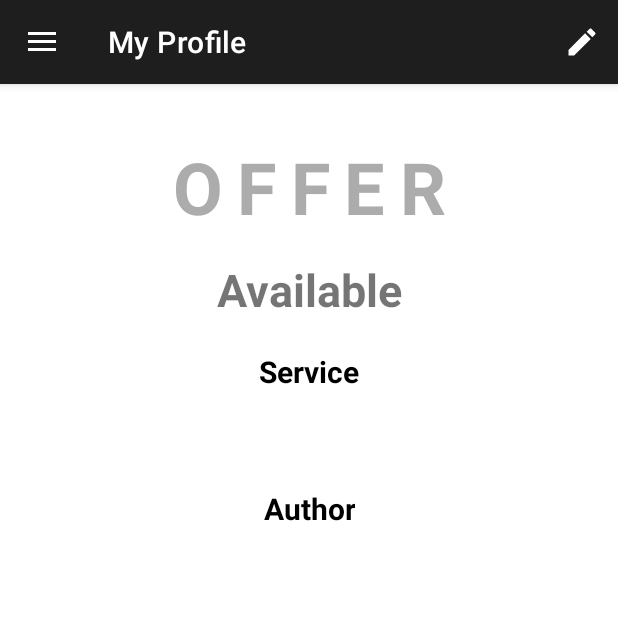
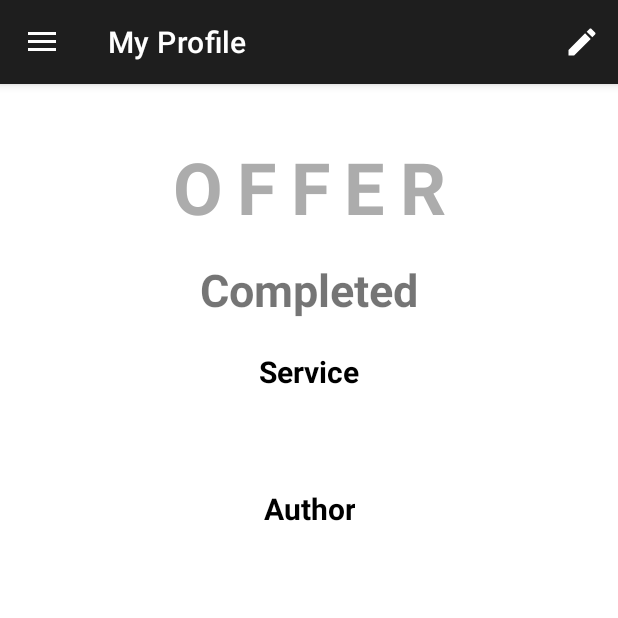
Before and after one commit to Smmehdihosseini/TymesBanking, an Android app: the TimeSlotDetailsFragment screen opened through its navigation route, after a tap on "edit", on a phone screen of 412 x 824 dp, the top half of it. Run offline under Robolectric (Android 15) with nearby library versions, the light colour scheme and no system bars; our stand-ins replace Firebase (no records; nobody signed in at launch, a user with empty details on screens opened directly); libraries missing offline, so code that uses them is left out: io.getstream.chat; 7 statements that could not run were skipped.

Commit message:
Updated Ad status when completed

```diff
--- a/app/src/main/java/it/polito/mad/g28/tymes/TimeSlotDetailsFragment.kt
+++ b/app/src/main/java/it/polito/mad/g28/tymes/TimeSlotDetailsFragment.kt
@@ -7,7 +7,8 @@ import android.os.Bundle
 import android.util.Log
 import android.view.*
 import android.widget.Button
-import android.widget.RatingBar
+import java.time.LocalDateTime
+import java.time.format.DateTimeFormatter
 import android.widget.TextView
 import android.widget.Toast
 import androidx.core.os.bundleOf
@@ -22,6 +23,7 @@ import io.getstream.chat.android.client.ChatClient
 import io.getstream.chat.android.client.models.User
 import kotlinx.coroutines.delay
 import kotlinx.coroutines.launch
+import java.text.SimpleDateFormat
 import java.util.*
 
 
@@ -61,6 +63,11 @@ class TimeSlotDetailsFragment : Fragment() {
         val tvPrice = activity?.findViewById<TextView>(R.id.ad_price)
         val tvDate = activity?.findViewById<TextView>(R.id.ad_date)
 
+        val sdf = SimpleDateFormat("dd/M/yyyy hh:mm:ss")
+        val currentDate = sdf.format(Date())
+
+
+
 
         viewModel.adInfo.observe(viewLifecycleOwner){
             tvAuthor?.text = it["Author"]
@@ -70,7 +77,23 @@ class TimeSlotDetailsFragment : Fragment() {
             tvLocation?.text = it["Location"]
             tvPrice?.text = it["Price"]
             tvDate?.text = it["Date"]
+
+            Log.d("lifecycle", "onViewCreated: tvDate ${tvDate?.text.toString()} , currentDate: $currentDate")
+            val cmp = currentDate.compareTo(tvDate?.text.toString())
+            if(cmp > 0) {
+                Log.d("lifecycle", "onViewCreated: currentDate is after tvDate, ad status is completed")
+                database.collection("ads").document(adID!!).update("availability", "Completed")
+//            .addOnSuccessListener {Log.d("lifecycle", "Successfully edited ad with id: $adID")}
+//            .addOnFailureListener {Log.d("lifecycle", "Did not edit the ad: $adID properly")}
+                database.collection("users").document(authorID!!).collection("userAds").document(adID)
+                    .update("status","Completed")
+                    .addOnSuccessListener {
+                        Log.d("lifecycle", "Successfully set status to completed for adID: $adID")
+                        tvAvailability?.text = "Completed"}
+            }
         }
+
+
 
         tvAuthor?.setOnClickListener{
 
@@ -121,8 +144,6 @@ class TimeSlotDetailsFragment : Fragment() {
                                 .addToBackStack(null)
                                 .commit()
                         }
-
-
                 }
             }
 
```
